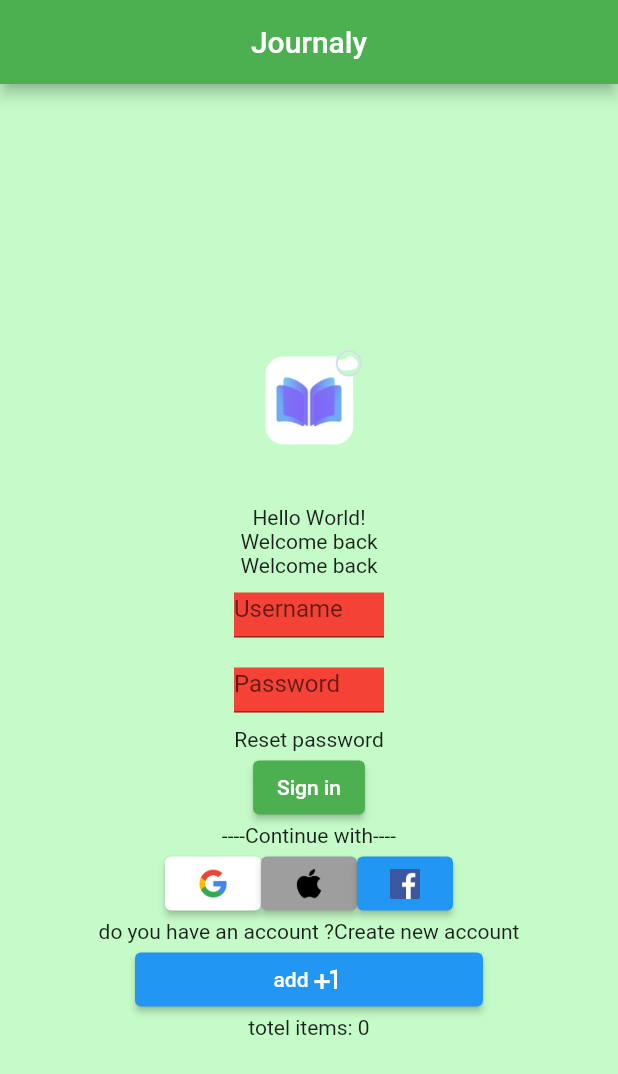
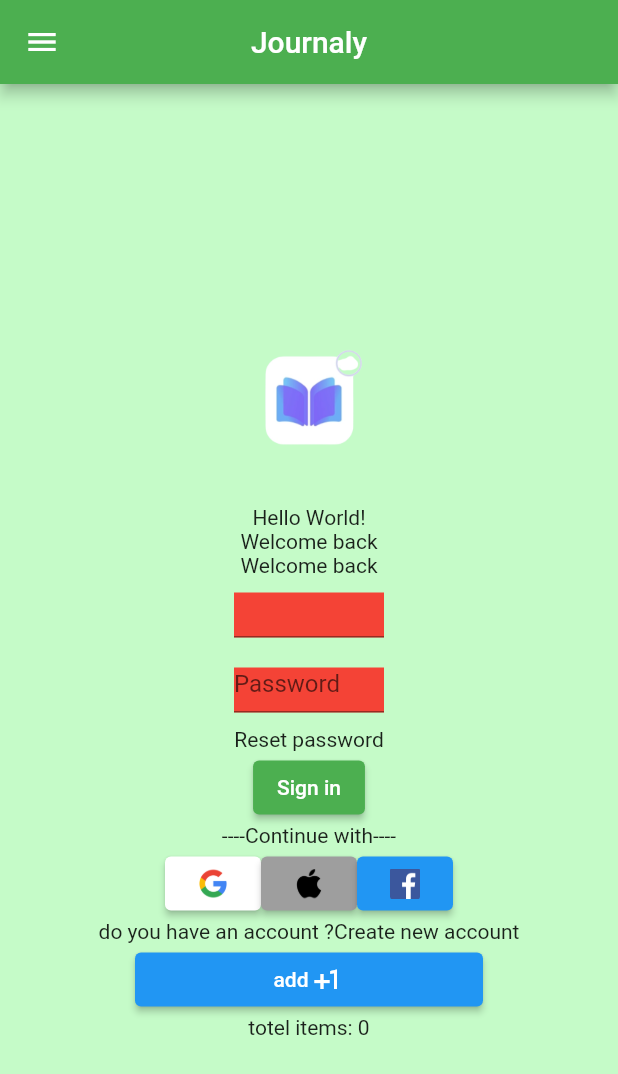
Before and after one commit to Azzam-dev/Journaly, a Flutter app: the screen it shows after launch, after a tap on "Sign in", on a phone screen of 412 x 824 dp. Shown: the top 1074 px of the screen. Run offline on Flutter 3.47's test engine with Material 2 defaults, Android fonts, the phone set to English and light mode, and no system bars.

Commit message:
added a Drawer to the main widget

```diff
--- a/lib/login.dart
+++ b/lib/login.dart
@@ -1,8 +1,10 @@
 import 'package:flutter/material.dart';
 
 class Login extends StatefulWidget {
+  final String? hint;
   const Login({
     super.key,
+    this.hint,
   });
 
   @override
@@ -14,7 +16,7 @@ class _LoginState extends State<Login> {
   String username = "";
   String password = "";
 
-  checkUsernamePassword() {
+  void checkUsernamePassword() {
     setState(() {
       if (username == "" || password == "") {
         correctEntry = false;
@@ -35,7 +37,7 @@ class _LoginState extends State<Login> {
           color: correctEntry ? Colors.white : Colors.red,
           child: TextField(
             onChanged: (value) => {username = value},
-            decoration: InputDecoration(hintText: "Username"),
+            decoration: InputDecoration(hintText: widget.hint),
           ),
         ),
         Container(
--- a/lib/main.dart
+++ b/lib/main.dart
@@ -20,6 +20,30 @@ class MainApp extends StatelessWidget {
           centerTitle: true,
           backgroundColor: Colors.green,
         ),
+        drawer: Drawer(
+          child: ListView(
+            children: [
+              TextButton(
+                onPressed: () {},
+                child: Row(
+                  children: [Icon(Icons.home), Text("Home")],
+                ),
+              ),
+              TextButton(
+                onPressed: () {},
+                child: Row(
+                  children: [Icon(Icons.person), Text("Profile")],
+                ),
+              ),
+              TextButton(
+                onPressed: () {},
+                child: Row(
+                  children: [Icon(Icons.search), Text("Search")],
+                ),
+              ),
+            ],
+          ),
+        ),
         body: Center(
           child: Column(
             mainAxisAlignment: MainAxisAlignment.center,
```
